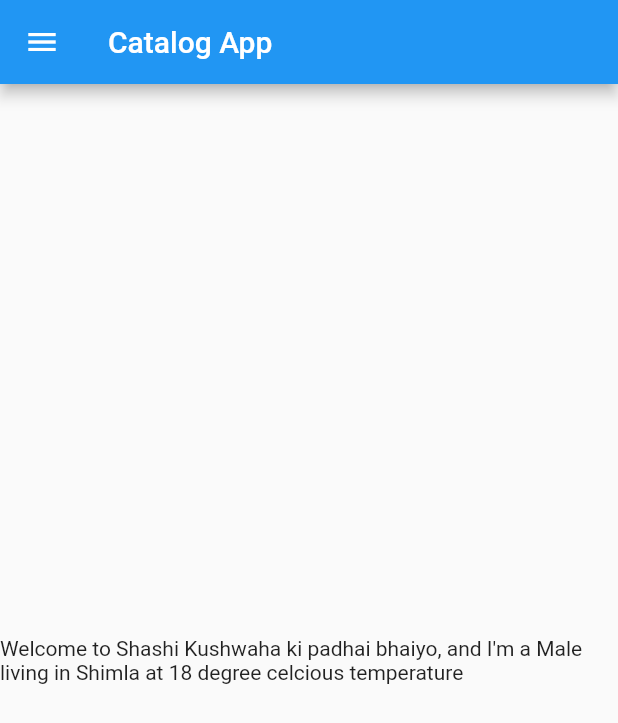
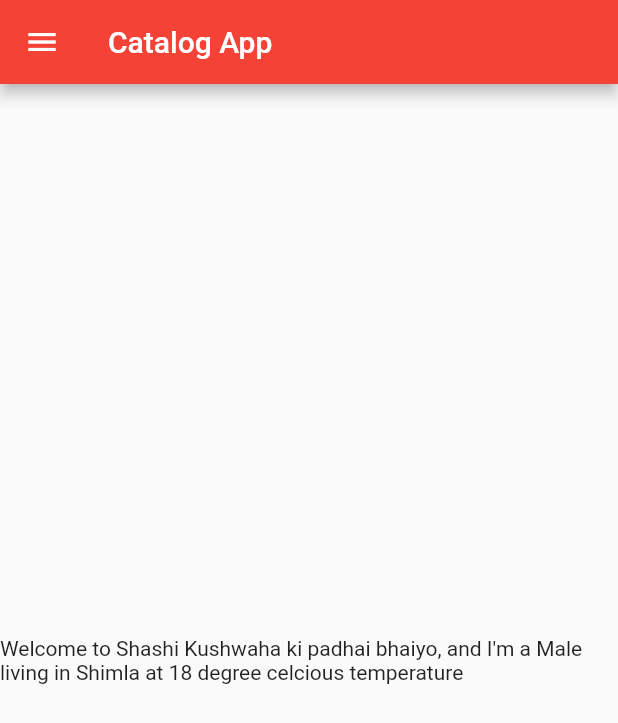
Before and after one commit to Anihara/Flutter-for-bytelife, a Flutter app: the screen it shows after launch, on a phone screen of 412 x 824 dp. Shown: the top 723 px of the screen. Run offline on Flutter 3.47's test engine with Material 2 defaults, Android fonts, the light colour scheme and no system bars.

Commit message:
Day 3 complete

```diff
--- a/alice/lib/Home_Page.dart
+++ b/alice/lib/pages/Home_Page.dart
@@ -1,7 +1,7 @@
 import 'package:flutter/material.dart';
 
 class HomePage extends StatelessWidget {
-  final bool isFemale = false;
+  final bool city = true;
   final String name = 'Shashi Kushwaha';
   final num temp = 18;
   final String place = 'Shimla';
--- a/alice/lib/xyxy.dart
+++ b/alice/lib/xyxy.dart
@@ -1,4 +1,6 @@
-import 'Home_Page.dart';
+import 'package:alice/pages/login_page.dart';
+
+import 'pages/Home_Page.dart';
 import 'package:flutter/material.dart';
 
 void main() {
@@ -9,7 +11,17 @@ class MyApp extends StatelessWidget {
   @override
   Widget build(BuildContext context) {
     return MaterialApp(
-      home: HomePage()
+      themeMode: ThemeMode.light,
+      theme: ThemeData(primarySwatch: Colors.red),
+      darkTheme: ThemeData(
+        brightness: Brightness.dark,
+      ),
+      initialRoute: "/home",
+      routes: {
+        "/": (context) => LoginPage(),
+        "/home": (context) => HomePage(),
+        "/login": (context) => LoginPage(),
+      },
     );
   }
 }
```
Also changed, not shown: alice/lib/pages/login_page.dart (added, +20 -0 lines).
